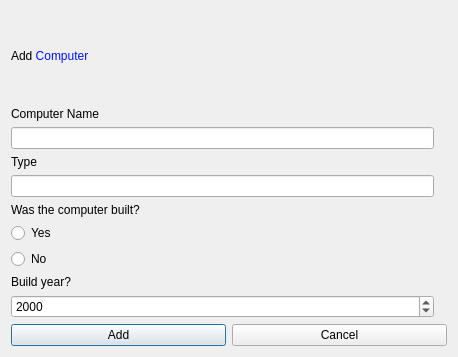
Before: the Qt Designer form ui/computerdialog.ui in VLN-H7/Skil3, drawn with Qt 5.
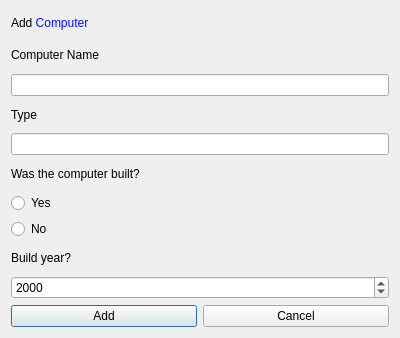
After: the same form once the commit is applied.

What changed in the file:
```diff
--- a/ui/computerdialog.ui
+++ b/ui/computerdialog.ui
@@ -6,30 +6,54 @@
    <rect>
     <x>0</x>
     <y>0</y>
-    <width>458</width>
-    <height>357</height>
+    <width>400</width>
+    <height>338</height>
    </rect>
   </property>
   <property name="minimumSize">
    <size>
     <width>400</width>
-    <height>300</height>
+    <height>320</height>
    </size>
   </property>
   <property name="windowTitle">
    <string>Dialog</string>
   </property>
-  <layout class="QVBoxLayout" name="verticalLayout">
-   <item>
+  <layout class="QGridLayout" name="gridLayout">
+   <item row="0" column="0">
     <widget class="QLabel" name="label_addComputerTitle">
      <property name="text">
       <string>&lt;html&gt;&lt;head/&gt;&lt;body&gt;&lt;p&gt;Add &lt;span style=&quot; color:#0013ff;&quot;&gt;Computer&lt;/span&gt;&lt;/p&gt;&lt;/body&gt;&lt;/html&gt;</string>
      </property>
     </widget>
    </item>
+   <item row="1" column="0">
+    <layout class="QHBoxLayout" name="horizontalLayout_3">
    <item>
-    <layout class="QGridLayout" name="gridLayout">
+      <widget class="QLabel" name="label_ComputerName">
+       <property name="text">
+        <string>&lt;html&gt;&lt;head/&gt;&lt;body&gt;&lt;p&gt;Computer Name&lt;/p&gt;&lt;/body&gt;&lt;/html&gt;</string>
+       </property>
+       <property name="buddy">
+        <cstring>inputComputerName</cstring>
+       </property>
+      </widget>
+     </item>
+     <item>
+      <widget class="QLabel" name="label_NameError">
+       <property name="text">
+        <string/>
+       </property>
+      </widget>
+     </item>
+    </layout>
+   </item>
      <item row="2" column="0">
+    <widget class="QLineEdit" name="inputComputerName"/>
+   </item>
+   <item row="3" column="0">
+    <layout class="QHBoxLayout" name="horizontalLayout_2">
+     <item>
       <widget class="QLabel" name="label_ComputerType">
        <property name="text">
         <string>Type</string>
@@ -39,7 +63,19 @@
        </property>
       </widget>
      </item>
+     <item>
+      <widget class="QLabel" name="label_TypeError">
+       <property name="text">
+        <string/>
+       </property>
+      </widget>
+     </item>
+    </layout>
+   </item>
      <item row="4" column="0">
+    <widget class="QLineEdit" name="inputComputerType"/>
+   </item>
+   <item row="5" column="0">
       <widget class="QLabel" name="label_wasComputerBuilt">
        <property name="text">
         <string>Was the computer built?</string>
@@ -47,6 +83,13 @@
       </widget>
      </item>
      <item row="6" column="0">
+    <widget class="QRadioButton" name="radioButtonWasBuilt">
+     <property name="text">
+      <string>Yes</string>
+     </property>
+    </widget>
+   </item>
+   <item row="7" column="0">
       <widget class="QRadioButton" name="radioButtonNotBuilt">
        <property name="text">
         <string>No</string>
@@ -54,6 +97,13 @@
       </widget>
      </item>
      <item row="8" column="0">
+    <widget class="QLabel" name="label">
+     <property name="text">
+      <string>Build year?</string>
+     </property>
+    </widget>
+   </item>
+   <item row="9" column="0">
       <widget class="QDateEdit" name="computerBuildYear">
        <property name="minimumDateTime">
         <datetime>
@@ -80,53 +130,7 @@
        </property>
       </widget>
      </item>
-     <item row="5" column="0">
-      <widget class="QRadioButton" name="radioButtonWasBuilt">
-       <property name="text">
-        <string>Yes</string>
-       </property>
-      </widget>
-     </item>
-     <item row="0" column="0">
-      <widget class="QLabel" name="label_ComputerName">
-       <property name="text">
-        <string>&lt;html&gt;&lt;head/&gt;&lt;body&gt;&lt;p&gt;Computer Name&lt;/p&gt;&lt;/body&gt;&lt;/html&gt;</string>
-       </property>
-       <property name="buddy">
-        <cstring>inputComputerName</cstring>
-       </property>
-      </widget>
-     </item>
-     <item row="3" column="0">
-      <widget class="QLineEdit" name="inputComputerType"/>
-     </item>
-     <item row="1" column="0">
-      <widget class="QLineEdit" name="inputComputerName"/>
-     </item>
-     <item row="7" column="0">
-      <widget class="QLabel" name="label">
-       <property name="text">
-        <string>Build year?</string>
-       </property>
-      </widget>
-     </item>
-     <item row="3" column="1">
-      <widget class="QLabel" name="label_TypeError">
-       <property name="text">
-        <string/>
-       </property>
-      </widget>
-     </item>
-     <item row="1" column="1">
-      <widget class="QLabel" name="label_NameError">
-       <property name="text">
-        <string/>
-       </property>
-      </widget>
-     </item>
-    </layout>
-   </item>
-   <item>
+   <item row="10" column="0">
     <layout class="QHBoxLayout" name="horizontalLayout">
      <item>
       <widget class="QPushButton" name="pushButton_AddTheComputer">
```
Lines whose indentation alone changed are shown as unchanged.
